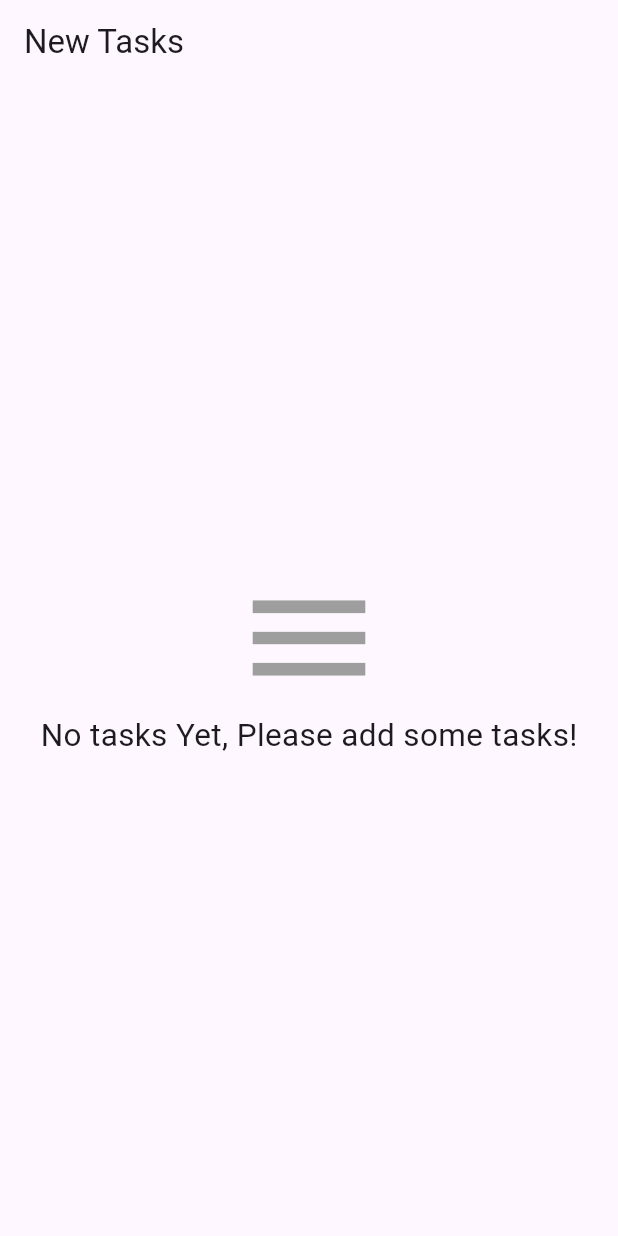
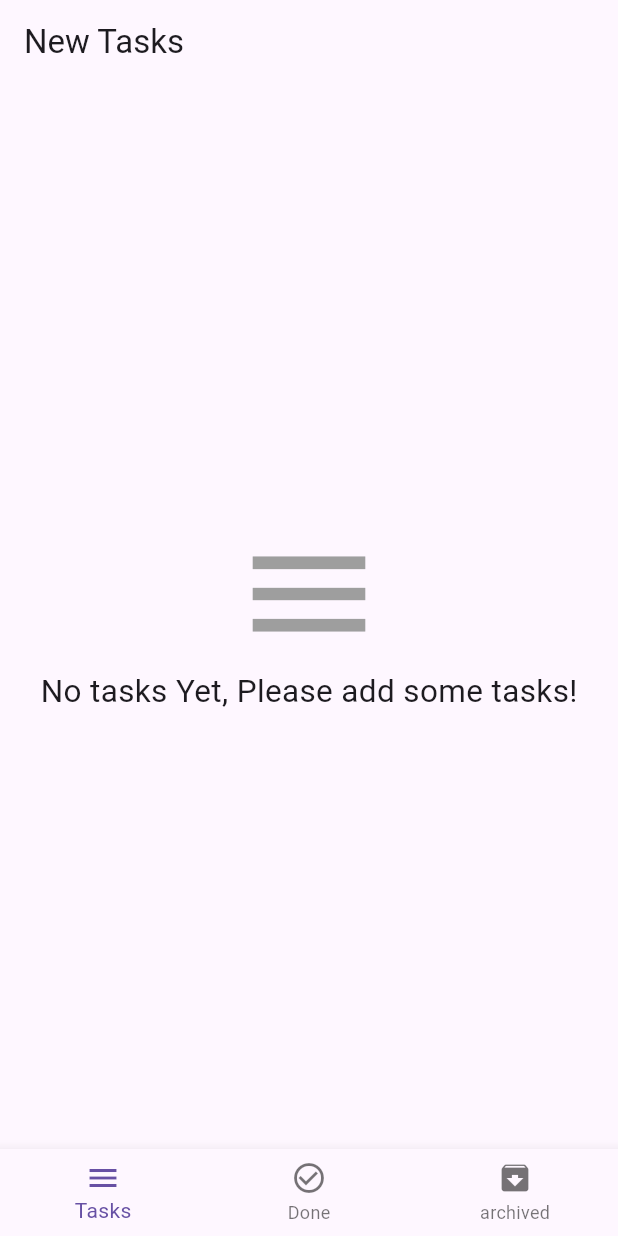
Before and after one commit to ali4hassan9ali2022/to_do_app, a Flutter app: the screen it shows after launch, on a phone screen of 412 x 824 dp. Run offline on Flutter 3.47's test engine with Material 3 defaults, Android fonts, the phone set to English and light mode, and no system bars; our stand-ins replace flutter_bloc.

Commit message:
create bottom nav bar

```diff
--- a/lib/Cubit/create_databaes/create_cubit.dart
+++ b/lib/Cubit/create_databaes/create_cubit.dart
@@ -3,6 +3,6 @@ import 'package:to_do_app/Cubit/create_databaes/create_state.dart';
 
 class CreateCubit extends Cubit<CreateState> {
   CreateCubit() : super(CreateInitialState());
-
+  int currentIndex = 0;
 
 }
--- a/lib/Main/home_main_view.dart
+++ b/lib/Main/home_main_view.dart
@@ -1,13 +1,20 @@
 import 'package:flutter/material.dart';
+import 'package:flutter_bloc/flutter_bloc.dart';
+import 'package:to_do_app/Cubit/create_databaes/create_cubit.dart';
 import 'package:to_do_app/View/new_task_view.dart';
+import 'package:to_do_app/Widgets/custom_bottom_nav_bar.dart';
 
 class HomeMainView extends StatelessWidget {
   const HomeMainView({super.key});
 
   @override
   Widget build(BuildContext context) {
+    var cubit = BlocProvider.of<CreateCubit>(context);
     return Scaffold(
       appBar: AppBar(title: const Text("New Tasks")),
+      bottomNavigationBar: CustomBottomNavBar(
+        currentIndex: cubit.currentIndex,
+      ),
       body: const NewTaskView(),
     );
   }
--- /dev/null
+++ b/lib/Widgets/custom_bottom_nav_bar.dart
@@ -0,0 +1,23 @@
+import 'package:flutter/material.dart';
+
+class CustomBottomNavBar extends StatelessWidget {
+  const CustomBottomNavBar({super.key, required this.currentIndex});
+  final int currentIndex;
+  @override
+  Widget build(BuildContext context) {
+    return BottomNavigationBar(
+      currentIndex: currentIndex,
+      items: [
+        const BottomNavigationBarItem(icon: Icon(Icons.menu), label: "Tasks"),
+        const BottomNavigationBarItem(
+          icon: Icon(Icons.check_circle_outline),
+          label: "Done",
+        ),
+        const BottomNavigationBarItem(
+          icon: Icon(Icons.archive),
+          label: "archived",
+        ),
+      ],
+    );
+  }
+}
--- a/lib/main.dart
+++ b/lib/main.dart
@@ -1,4 +1,6 @@
 import 'package:flutter/material.dart';
+import 'package:flutter_bloc/flutter_bloc.dart';
+import 'package:to_do_app/Cubit/create_databaes/create_cubit.dart';
 import 'package:to_do_app/Main/home_main_view.dart';
 
 void main() {
@@ -10,8 +12,9 @@ class ToDoApp extends StatelessWidget {
 
   @override
   Widget build(BuildContext context) {
-    return const MaterialApp(
-      home: HomeMainView(),
+    return BlocProvider(
+      create: (context) => CreateCubit(),
+      child: const MaterialApp(home: HomeMainView()),
     );
   }
 }
```
